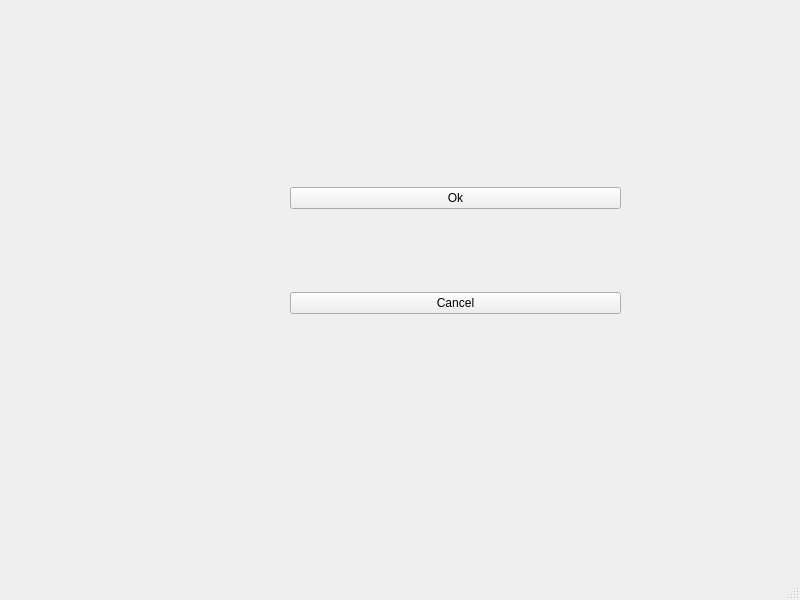
Eben-Epi/SporzOBC, file SporzOBC-WAL/resources/homepage.ui: the form before one commit.
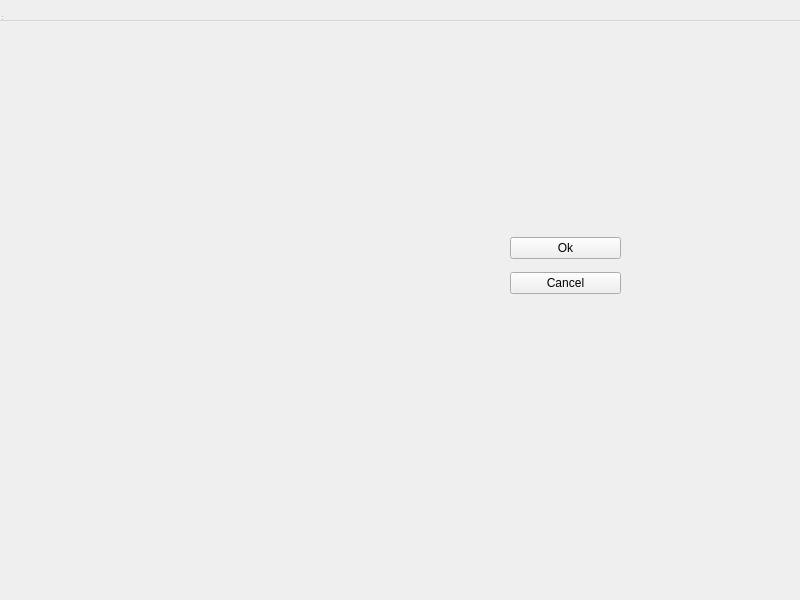
The form after the commit.

Commit message: Frankenstein (yes) way of testing single heritance multiple ui (can be useful if you want to do tabs)

What changed in the file:
```diff
--- a/SporzOBC-WAL/resources/homepage.ui
+++ b/SporzOBC-WAL/resources/homepage.ui
@@ -1,7 +1,7 @@
 <?xml version="1.0" encoding="UTF-8"?>
 <ui version="4.0">
  <class>Homepage</class>
- <widget class="QMainWindow" name="Homepage">
+ <widget class="QWidget" name="Homepage">
   <property name="geometry">
    <rect>
     <x>0</x>
@@ -13,14 +13,43 @@
   <property name="windowTitle">
    <string>Homepage</string>
   </property>
-  <widget class="QWidget" name="centralwidget">
+  <widget class="QWidget" name="centralwidget" native="true">
+   <property name="geometry">
+    <rect>
+     <x>70</x>
+     <y>280</y>
+     <width>121</width>
+     <height>71</height>
+    </rect>
+   </property>
+  </widget>
+  <widget class="QMenuBar" name="menubar">
+   <property name="geometry">
+    <rect>
+     <x>0</x>
+     <y>0</y>
+     <width>800</width>
+     <height>21</height>
+    </rect>
+   </property>
+  </widget>
+  <widget class="QStatusBar" name="statusbar">
+   <property name="geometry">
+    <rect>
+     <x>0</x>
+     <y>0</y>
+     <width>3</width>
+     <height>22</height>
+    </rect>
+   </property>
+  </widget>
    <widget class="QWidget" name="verticalLayoutWidget">
     <property name="geometry">
      <rect>
-      <x>290</x>
-      <y>110</y>
-      <width>331</width>
-      <height>281</height>
+     <x>510</x>
+     <y>230</y>
+     <width>111</width>
+     <height>71</height>
      </rect>
     </property>
     <layout class="QVBoxLayout" name="verticalLayout">
@@ -40,18 +69,6 @@
      </item>
     </layout>
    </widget>
-  </widget>
-  <widget class="QMenuBar" name="menubar">
-   <property name="geometry">
-    <rect>
-     <x>0</x>
-     <y>0</y>
-     <width>800</width>
-     <height>21</height>
-    </rect>
-   </property>
-  </widget>
-  <widget class="QStatusBar" name="statusbar"/>
  </widget>
  <resources/>
  <connections/>
```
Lines whose indentation alone changed are shown as unchanged. The commit also changes 6 other files.
